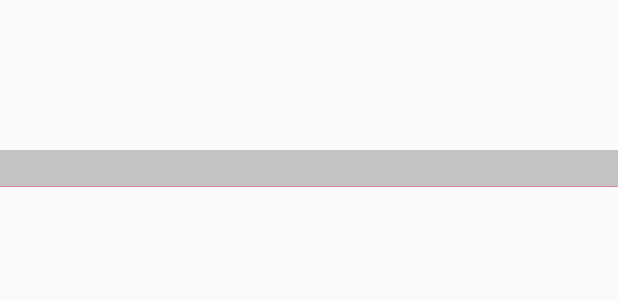
After one commit to yinxiucheng/TinaViewPlus, an Android app: the layout fragment_matrial_edit_view.xml on its own in the app's theme, with its tools: preview values and no code run, on a phone screen of 412 x 824 dp. The commit adds this screen. Shown: the top 300 px of the screen. Run offline under Robolectric (Android 15) with nearby library versions, the phone set to English and light mode, and no system bars.

Commit message:
【功能】添加MatrialEditText

```diff
--- a/app/src/main/AndroidManifest.xml
+++ b/app/src/main/AndroidManifest.xml
@@ -18,8 +18,10 @@
         </activity>
 
         <activity android:name=".CommenViewActivity"
-            android:screenOrientation="portrait">
-        </activity>
+            android:screenOrientation="portrait"/>
+
+        <activity android:name=".SuperViewActivity"
+            android:screenOrientation="portrait"/>
     </application>
 
 </manifest>
--- /dev/null
+++ b/app/src/main/java/tina/com/tinaviewplus/view/MatrialEditView.java
@@ -0,0 +1,56 @@
+package tina.com.tinaviewplus.view;
+
+import android.content.Context;
+import android.graphics.Canvas;
+import android.graphics.Color;
+import android.graphics.Paint;
+import android.graphics.RectF;
+import android.support.annotation.Nullable;
+import android.util.AttributeSet;
+import android.widget.EditText;
+
+import tina.com.tinaviewplus.util.DeviceUtil;
+
+/**
+ * @author yxc
+ * @date 2018/7/18
+ */
+public class MatrialEditView extends EditText {
+
+    Paint paint;
+    public static final float PADDING = DeviceUtil.dip2px(80);
+    public static final float PADDING_TOP = DeviceUtil.dip2px(20);
+    RectF rectF;
+
+    public MatrialEditView(Context context) {
+        super(context);
+        init();
+    }
+
+    public MatrialEditView(Context context, @Nullable AttributeSet attrs) {
+        super(context, attrs);
+        init();
+    }
+
+    public MatrialEditView(Context context, @Nullable AttributeSet attrs, int defStyleAttr) {
+        super(context, attrs, defStyleAttr);
+        init();
+    }
+
+    private void init() {
+        paint = new Paint(Paint.ANTI_ALIAS_FLAG);
+        rectF = new RectF();
+    }
+
+
+    @Override
+    protected void onDraw(Canvas canvas) {
+
+        rectF.set(0, getMeasuredHeight()- PADDING, getWidth(), getMeasuredHeight());
+        paint.setColor(Color.parseColor("#26000000"));
+        canvas.drawRect(rectF, paint);
+        paint.setColor(Color.parseColor("#FF4081"));
+        canvas.drawLine(0, getMeasuredHeight(), getWidth(), getMeasuredHeight(), paint);
+    }
+
+}
--- /dev/null
+++ b/app/src/main/res/layout/fragment_matrial_edit_view.xml
@@ -0,0 +1,11 @@
+<?xml version="1.0" encoding="utf-8"?>
+<LinearLayout xmlns:android="http://schemas.android.com/apk/res/android"
+    android:layout_width="match_parent"
+    android:layout_height="match_parent">
+
+    <tina.com.tinaviewplus.view.MatrialEditView
+        android:layout_width="match_parent"
+        android:layout_height="wrap_content"
+        android:layout_marginTop="100dp"
+        android:background="@color/colore5e5e5"/>
+</LinearLayout>
--- a/app/src/main/res/layout/activity_dashboard.xml
+++ b/app/src/main/res/layout/fragment_scaleable_view.xml
@@ -6,7 +6,7 @@
     android:layout_height="match_parent"
     tools:context=".MainActivity">
 
-    <tina.com.tinaviewplus.view.DashBoard
+    <tina.com.tinaviewplus.view.ScaleableView
         android:layout_width="wrap_content"
         android:layout_height="wrap_content"
         app:layout_constraintBottom_toBottomOf="parent"
--- a/app/src/main/res/values/strings.xml
+++ b/app/src/main/res/values/strings.xml
@@ -1,5 +1,5 @@
 <resources>
-    <string name="app_name">HencoderPlus</string>
+    <string name="app_name">TinaViewPlus</string>
 
     <string name="permission_request_denied">Permission request denied</string>
     <string name="error_gif">x or y bound size should be at least %1$dpx and file size should be no more than %2$sM</string>
@@ -15,4 +15,6 @@
     <string name="title_watch_view">watch</string>
     <string name="title_flowlayout_view">flowlayout</string>
 
+    <string name="title_matrial_edittext">MatrialEditText</string>
+
 </resources>
```
Also changed, not shown: app/src/main/java/tina/com/tinaviewplus/MainActivity.java (+6 -1 lines), app/src/main/java/tina/com/tinaviewplus/SuperViewActivity.java (added, +72 -0 lines), app/src/main/res/layout/activity_main.xml (+10 -1 lines), app/src/main/res/layout/fragment_dashboard.xml (added, +17 -0 lines), app/src/main/res/values/colors.xml (+74 -0 lines).
